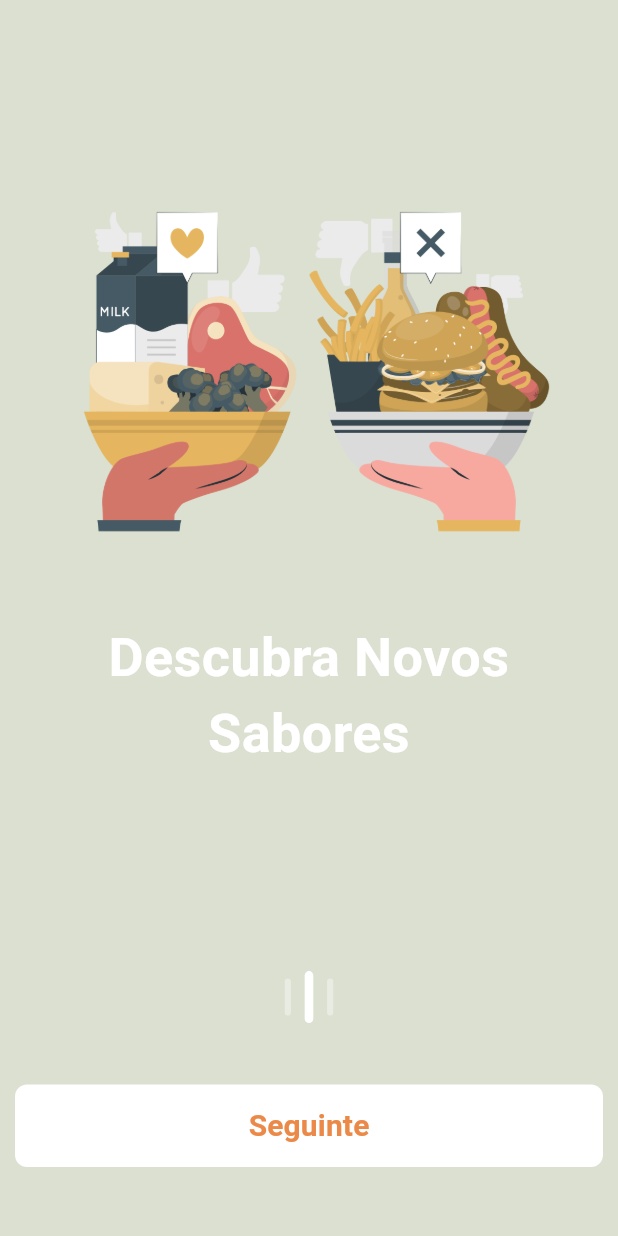
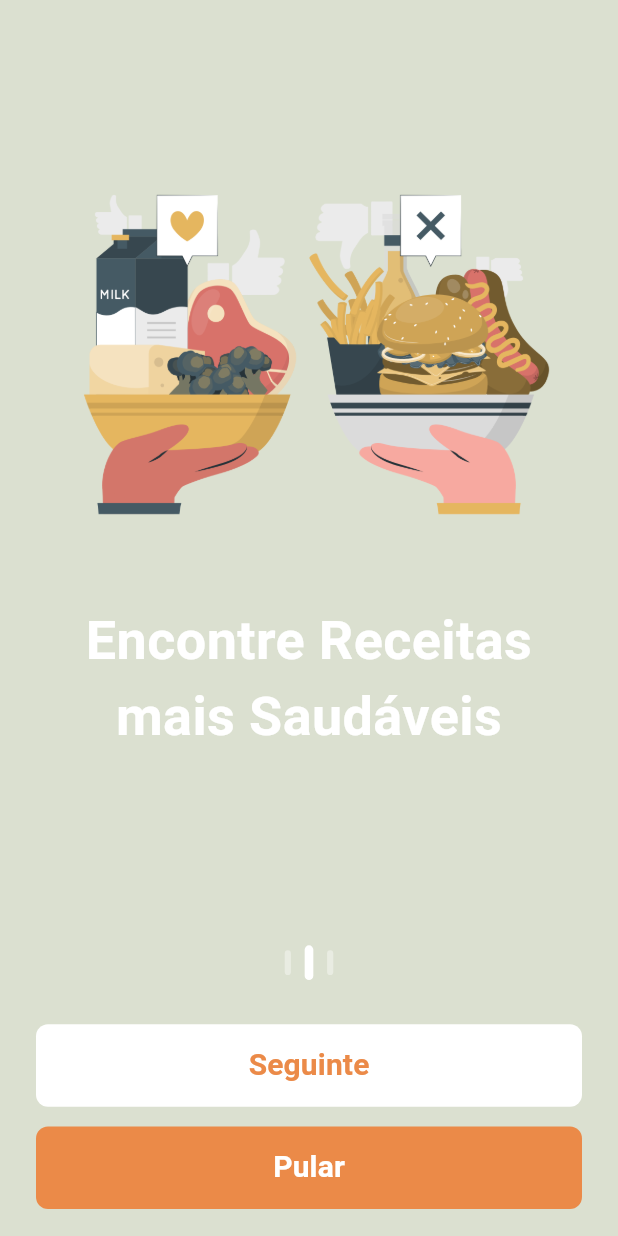
Before and after one commit to celsonpaixao/app_receitas_mobile, a Flutter app: the screen it shows after launch, after a tap on "Seguinte", on a phone screen of 412 x 824 dp. Run offline on Flutter 3.47's test engine with Material 3 defaults, Android fonts, the phone set to English and light mode, and no system bars; drawn by our look-alikes of smooth_page_indicator; our stand-ins replace shared_preferences.

```diff
--- a/lib/main.dart
+++ b/lib/main.dart
@@ -1,5 +1,7 @@
-import 'package:app_receitas_mobile/src/view/pages/welcomepage.dart';
+import 'package:app_receitas_mobile/src/view/pages/splashpage.dart';
+import 'package:app_receitas_mobile/src/view/styles/colores.dart';
 import 'package:flutter/material.dart';
+import 'package:flutter/services.dart';
 
 void main() {
   runApp(const MyApp());
@@ -12,11 +14,14 @@ class MyApp extends StatelessWidget {
   @override
   Widget build(BuildContext context) {
     return MaterialApp(
-      title: 'Flutter Demo',
+      title: 'DishDash',
       theme: ThemeData(
         useMaterial3: true,
+        appBarTheme: AppBarTheme(
+            systemOverlayStyle: SystemUiOverlayStyle.dark,
+            surfaceTintColor: primaryAmber),
       ),
-      home: WelcomePage(),
+      home: SplashPage(),
     );
   }
 }
--- a/lib/src/view/components/layoutpage.dart
+++ b/lib/src/view/components/layoutpage.dart
@@ -7,7 +7,7 @@ class LayoutPage extends StatelessWidget {
   @override
   Widget build(BuildContext context) {
     return Container(
-      margin: EdgeInsets.symmetric(horizontal: 10, vertical: 5),
+      margin: EdgeInsets.symmetric(horizontal: 24, vertical: 5),
       child: body,
     );
   }
--- /dev/null
+++ b/lib/src/view/components/spacing.dart
@@ -0,0 +1,13 @@
+import 'package:flutter/material.dart';
+
+class Spacing extends StatelessWidget {
+  final double value;
+  const Spacing({super.key, required this.value});
+
+  @override
+  Widget build(BuildContext context) {
+    return SizedBox(
+      height: MediaQuery.of(context).size.height * value,
+    );
+  }
+}
--- a/lib/src/view/components/welcomecard.dart
+++ b/lib/src/view/components/welcomecard.dart
@@ -8,7 +8,7 @@ class WelcomeCard extends StatelessWidget {
 
   @override
   Widget build(BuildContext context) {
-    Colores colores = new Colores();
+
     return Container(
       child: Column(
         children: [
@@ -23,7 +23,7 @@ class WelcomeCard extends StatelessWidget {
             style: TextStyle(
               fontSize: 36,
               fontWeight: FontWeight.bold,
-              color: colores.primaryWite,
+              color: primaryWite,
             ),
           ),
         ],
--- /dev/null
+++ b/lib/src/view/pages/splashpage.dart
@@ -0,0 +1,42 @@
+import 'package:app_receitas_mobile/src/view/pages/welcomepage.dart';
+import 'package:app_receitas_mobile/src/view/styles/colores.dart';
+import 'package:flutter/material.dart';
+
+class SplashPage extends StatefulWidget {
+  const SplashPage({super.key});
+
+  @override
+  State<SplashPage> createState() => _SplashPageState();
+}
+
+class _SplashPageState extends State<SplashPage> {
+  @override
+  void initState() {
+    super.initState();
+    Future.delayed(
+      const Duration(seconds: 3),
+      () {
+        Navigator.of(context).pushReplacement(MaterialPageRoute(
+          builder: (context) => const WelcomePage(),
+        ));
+      },
+    );
+  }
+
+  @override
+  Widget build(BuildContext context) {
+
+    return Container(
+      decoration: BoxDecoration(
+        color: primaryGreen,
+      ),
+      child: Center(
+        child: Image.asset(
+          "assets/images/Dish Dash Logo.png",
+          width: 200,
+          height: 200,
+        ),
+      ),
+    );
+  }
+}
--- a/lib/src/view/pages/welcomepage.dart
+++ b/lib/src/view/pages/welcomepage.dart
@@ -1,4 +1,6 @@
 import 'dart:async';
+import 'package:app_receitas_mobile/src/view/components/spacing.dart';
+import 'package:app_receitas_mobile/src/view/pages/loginpage.dart';
 import 'package:flutter/material.dart';
 import 'package:smooth_page_indicator/smooth_page_indicator.dart';
 import 'package:app_receitas_mobile/src/view/components/globalbutton.dart';
@@ -14,7 +16,7 @@ class WelcomePage extends StatefulWidget {
 }
 
 class _WelcomePageState extends State<WelcomePage> {
-  var colores = Colores();
+
   late PageController pageController;
   late Timer _timer;
   List<Widget> scrollPages = [];
@@ -26,11 +28,11 @@ class _WelcomePageState extends State<WelcomePage> {
     scrollPages = [
       WelcomeCard(
         image: "assets/images/Eating healthy food-cuate.png",
-        text: "Encontre Receitas mais Saudáveis",
+        text: "Descubra Novos Sabores",
       ),
       WelcomeCard(
         image: "assets/images/healthy food vs fast food-cuate.png",
-        text: "Descubra Novos Sabores",
+        text: "Encontre Receitas mais Saudáveis",
       ),
       WelcomeCard(
         image: "assets/images/Deconstructed food-amico.png",
@@ -69,7 +71,11 @@ class _WelcomePageState extends State<WelcomePage> {
     var aspectRatio = size.width / size.height;
 
     return Scaffold(
-      backgroundColor: colores.primaryGreen,
+      backgroundColor: primaryGreen,
+      appBar: AppBar(
+        backgroundColor: Colors.transparent,
+        toolbarHeight: 0,
+      ),
       body: SafeArea(
         child: LayoutPage(
           body: Column(
@@ -90,13 +96,12 @@ class _WelcomePageState extends State<WelcomePage> {
                 controller: pageController,
                 count: scrollPages.length,
                 effect: ScaleEffect(
-                  dotWidth: size.width * 0.01,
-                  dotHeight: size.width * 0.03 / aspectRatio,
-                  activeDotColor: colores.primaryWite,
-                  dotColor: Colors.white38
-                ),
+                    dotWidth: size.width * 0.01,
+                    dotHeight: size.width * 0.02 / aspectRatio,
+                    activeDotColor: primaryWite,
+                    dotColor: Colors.white38),
               ),
-              SizedBox(height: size.height * 0.03),
+              Spacing(value: .03),
               GlobalButton(
                 textButton: "Seguinte",
                 onClick: () {
@@ -111,10 +116,23 @@ class _WelcomePageState extends State<WelcomePage> {
                     // Implementar a lógica para quando chegar na última página
                   }
                 },
-                background: colores.primaryWite,
-                textColor: colores.primaryAmber,
+                background: primaryWite,
+                textColor: primaryAmber,
               ),
-              SizedBox(height: size.height * 0.03),
+             Spacing(value: .01),
+              GlobalButton(
+                textButton: "Pular",
+                onClick: () {
+                  Navigator.pushReplacement(
+                      context,
+                      MaterialPageRoute(
+                        builder: (context) => LoginPage(),
+                      ));
+                },
+                background: primaryAmber,
+                textColor: primaryWite,
+              ),
+             Spacing(value: .01),
             ],
           ),
         ),
--- a/lib/src/view/styles/colores.dart
+++ b/lib/src/view/styles/colores.dart
@@ -1,7 +1,6 @@
 import 'package:flutter/material.dart';
 
-class Colores {
+
   var primaryGreen = Color(0xFFDBE0D0);
   var primaryAmber = Color(0xFFEB8A48);
   var primaryWite = Color(0xFFFFFFFF);
-}
--- a/pubspec.yaml
+++ b/pubspec.yaml
@@ -17,6 +17,8 @@ dependencies:
   # Use with the CupertinoIcons class for iOS style icons.
   cupertino_icons: ^1.0.6
   smooth_page_indicator: ^1.1.0
+  http: ^1.2.1
+  shared_preferences: ^2.2.3
 
 dev_dependencies:
   flutter_test:
```
Also changed, not shown: lib/src/utils/auth/authtoken.dart (added, +10 -0 lines), lib/src/utils/validator/inputvalidators.dart (added, +40 -0 lines), lib/src/view/components/globalinput.dart (added, +71 -0 lines), lib/src/view/pages/joinuspage.dart (added, +156 -0 lines), lib/src/view/pages/loginpage.dart (added, +118 -0 lines), lib/src/view/styles/texts.dart (added, +10 -0 lines), assets/images/Dish Dash Logo.png (added), pubspec.lock, 1 other file.
